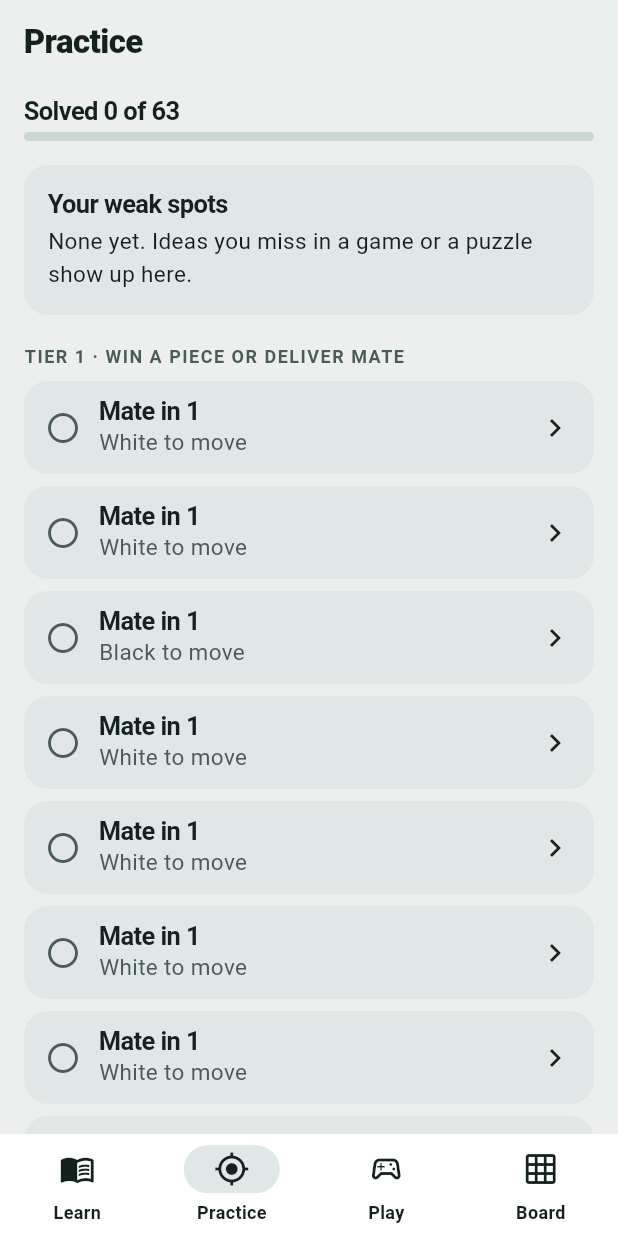
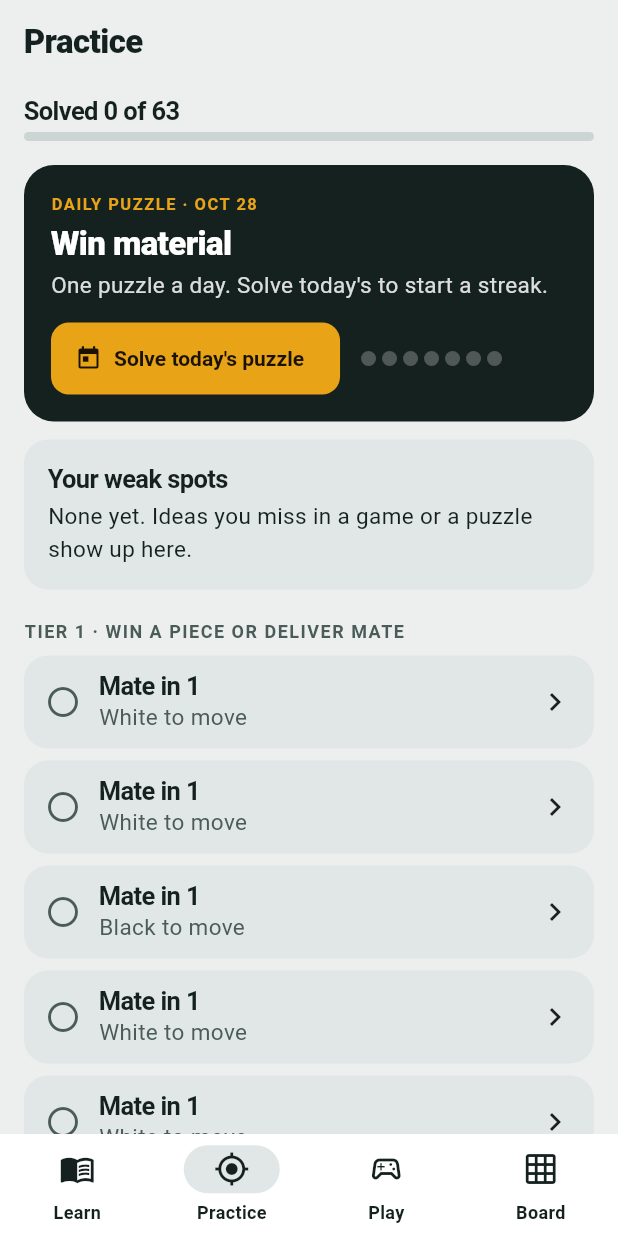
Before and after one commit to johnkg/chess_solver, a Flutter app: the screen it shows after launch, item 2 of the bottom bar chosen, on a phone screen of 412 x 824 dp. Run offline on Flutter 3.47's test engine with Material 3 defaults, Android fonts, the phone set to English and light mode, and no system bars; our stand-ins replace shared_preferences.

Commit message:
Practice: daily puzzle with a streak (#11)
Claude-Session: https://claude.ai/code/session_01HBwusMn1Yx7nSzGYxWWEah

Co-authored-by: Claude <noreply@anthropic.com>

```diff
--- /dev/null
+++ b/lib/engine/daily.dart
@@ -0,0 +1,47 @@
+import 'dart:math';
+
+import 'puzzle.dart';
+
+/// Whole days since 1970-01-01 for the calendar date of [t] (the local date,
+/// so "today" changes at the player's midnight).
+int dayNumber(DateTime t) => DateTime.utc(t.year, t.month, t.day).millisecondsSinceEpoch ~/ 86400000;
+
+/// The calendar date for a [day] number from [dayNumber].
+DateTime dateOfDay(int day) => DateTime.utc(1970, 1, 1).add(Duration(days: day));
+
+/// The puzzle for [day]. Everyone gets the same one on the same day, and
+/// no puzzle comes back until the whole library has been used: the days are
+/// cut into runs of `library.length`, and each run walks through the library
+/// in its own shuffled order.
+Puzzle dailyPuzzle(List<Puzzle> library, int day) {
+  final n = library.length;
+  final cycle = day ~/ n;
+  final order = List<int>.generate(n, (i) => i)..shuffle(Random(cycle));
+  return library[order[day % n]];
+}
+
+/// Length of the run of consecutive solved days that ends [today], or
+/// yesterday if today is not solved yet (the streak is still alive).
+int dailyStreak(Set<int> solved, int today) {
+  var day = solved.contains(today) ? today : today - 1;
+  var n = 0;
+  while (solved.contains(day)) {
+    n++;
+    day--;
+  }
+  return n;
+}
+
+/// The longest run of consecutive solved days ever.
+int longestStreak(Set<int> solved) {
+  var best = 0;
+  for (final d in solved) {
+    if (solved.contains(d - 1)) continue; // not the start of a run
+    var n = 0;
+    while (solved.contains(d + n)) {
+      n++;
+    }
+    if (n > best) best = n;
+  }
+  return best;
+}
--- a/lib/ui/practice_screen.dart
+++ b/lib/ui/practice_screen.dart
@@ -1,5 +1,6 @@
 import 'package:flutter/material.dart';
 
+import '../engine/daily.dart';
 import '../engine/piece.dart';
 import '../engine/position.dart';
 import '../engine/weakspots.dart';
@@ -12,9 +13,70 @@ import 'widgets.dart';
 
 /// Puzzles grouped by difficulty tier, with a tick on solved ones.
 class PracticeScreen extends StatelessWidget {
-  const PracticeScreen({super.key, required this.progress});
+  const PracticeScreen({super.key, required this.progress, this.now});
 
   final ProgressStore progress;
+
+  /// Clock for tests; defaults to the real time.
+  final DateTime Function()? now;
+
+  Widget _daily(BuildContext context) {
+    final scheme = Theme.of(context).colorScheme;
+    final today = dayNumber(now?.call() ?? DateTime.now());
+    final puzzle = dailyPuzzle(puzzleLibrary, today);
+    final done = progress.dailyDays.contains(today);
+    final streak = dailyStreak(progress.dailyDays, today);
+    final best = longestStreak(progress.dailyDays);
+    final date = dateOfDay(today);
+    const months = ['Jan', 'Feb', 'Mar', 'Apr', 'May', 'Jun', 'Jul', 'Aug', 'Sep', 'Oct', 'Nov', 'Dec'];
+    final kind = puzzle.mateIn > 0 ? 'Mate in ${puzzle.mateIn}' : 'Win material';
+    return HeroCard(
+      eyebrow: 'Daily puzzle · ${months[date.month - 1]} ${date.day}',
+      title: done ? 'Solved today' : kind,
+      body: streak == 0
+          ? 'One puzzle a day. Solve today\'s to start a streak.'
+          : '$streak-day streak${best > streak ? ' · best $best' : ''}. '
+              '${done ? 'Come back tomorrow for a new one.' : 'Solve today\'s to keep it going.'}',
+      action: Wrap(
+        crossAxisAlignment: WrapCrossAlignment.center,
+        spacing: 14,
+        runSpacing: 10,
+        children: [
+          FilledButton.icon(
+            onPressed: () => Navigator.of(context).push(
+              MaterialPageRoute<void>(
+                builder: (_) => PuzzleScreen(puzzle: puzzle, progress: progress, dailyDay: today),
+              ),
+            ),
+            icon: Icon(done ? Icons.replay : Icons.today),
+            label: Text(done ? 'Play it again' : 'Solve today\'s puzzle'),
+          ),
+          Row(
+            mainAxisSize: MainAxisSize.min,
+            children: [
+              for (var i = 6; i >= 0; i--)
+                Padding(
+                  padding: const EdgeInsets.only(right: 4),
+                  child: Tooltip(
+                    message: i == 0 ? 'Today' : '$i day${i == 1 ? '' : 's'} ago',
+                    child: Container(
+                      width: 10,
+                      height: 10,
+                      decoration: BoxDecoration(
+                        shape: BoxShape.circle,
+                        color: progress.dailyDays.contains(today - i)
+                            ? scheme.primary
+                            : scheme.surface.withValues(alpha: 0.25),
+                      ),
+                    ),
+                  ),
+                ),
+            ],
+          ),
+        ],
+      ),
+    );
+  }
 
   Widget _weakSpots(BuildContext context) {
     final spots = weakest(progress.missed, puzzleLibrary);
@@ -109,6 +171,8 @@ class PracticeScreen extends StatelessWidget {
                   ),
                 ),
                 const SizedBox(height: 16),
+                _daily(context),
+                const SizedBox(height: 12),
                 _weakSpots(context),
                 for (final tier in tiers) ...[
                   SectionLabel(tierTitle(tier)),
--- a/lib/ui/progress_store.dart
+++ b/lib/ui/progress_store.dart
@@ -10,10 +10,27 @@ class ProgressStore extends ChangeNotifier {
 
   static const String _missKey = 'missed_ideas';
   static const String _gamesKey = 'rated_games';
+  static const String _dailyKey = 'daily_days';
 
   final Set<String> _solved = {};
   final Map<String, int> _missed = {};
   final List<GameRecord> _games = [];
+  final Set<int> _daily = {};
+
+  /// Day numbers (see `dayNumber`) on which the daily puzzle was solved.
+  Set<int> get dailyDays => Set.unmodifiable(_daily);
+
+  /// The daily puzzle of [day] was solved.
+  Future<void> markDaily(int day) async {
+    if (!_daily.add(day)) return;
+    notifyListeners();
+    try {
+      final prefs = await SharedPreferences.getInstance();
+      await prefs.setStringList(_dailyKey, [for (final d in _daily) '$d']);
+    } catch (_) {
+      // No storage available.
+    }
+  }
 
   /// Rated games against the engine, oldest first.
   List<GameRecord> get games => List.unmodifiable(_games);
@@ -49,6 +66,12 @@ class ProgressStore extends ChangeNotifier {
         ..addAll([
           for (final line in prefs.getStringList(_gamesKey) ?? const <String>[])
             ?GameRecord.decode(line),
+        ]);
+      _daily
+        ..clear()
+        ..addAll([
+          for (final d in prefs.getStringList(_dailyKey) ?? const <String>[])
+            ?int.tryParse(d),
         ]);
       notifyListeners();
     } catch (_) {
@@ -118,12 +141,14 @@ class ProgressStore extends ChangeNotifier {
     _solved.clear();
     _missed.clear();
     _games.clear();
+    _daily.clear();
     notifyListeners();
     try {
       final prefs = await SharedPreferences.getInstance();
       await prefs.remove(_key);
       await prefs.remove(_missKey);
       await prefs.remove(_gamesKey);
+      await prefs.remove(_dailyKey);
     } catch (_) {
       // No storage available.
     }
--- a/lib/ui/puzzle_screen.dart
+++ b/lib/ui/puzzle_screen.dart
@@ -26,6 +26,7 @@ class PuzzleScreen extends StatefulWidget {
     required this.progress,
     this.weakMode = false,
     this.seen = const {},
+    this.dailyDay,
   });
 
   final Puzzle puzzle;
@@ -36,6 +37,9 @@ class PuzzleScreen extends StatefulWidget {
 
   /// Puzzle ids already shown in this weak-spot drill.
   final Set<String> seen;
+
+  /// Set when this is the daily puzzle of that day (see `dayNumber`).
+  final int? dailyDay;
 
   @override
   State<PuzzleScreen> createState() => _PuzzleScreenState();
@@ -102,6 +106,8 @@ class _PuzzleScreenState extends State<PuzzleScreen> {
       if (done) {
         _board.setPosition(after);
         widget.progress.markSolved(_puzzle.id);
+        final day = widget.dailyDay;
+        if (day != null) widget.progress.markDaily(day);
         if (!_missed && !_usedHint) {
           widget.progress.relieve(weakKey(_puzzle.idea));
         }
```
Also changed, not shown: 4 other files.
